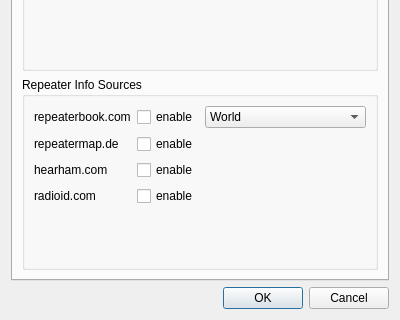
Old version of the form src/settingsdialog.ui in the repository hmatuschek/qdmr; both pictures show x 0 to 400 and y 168 to 488 of the 400 by 488 pixel window.
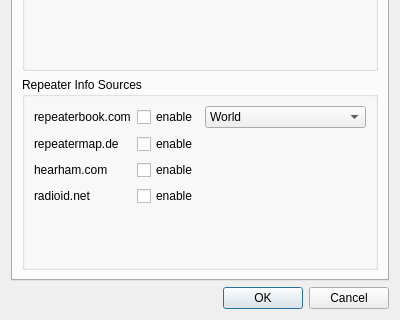
New version of the form.

Commit message: Fix typo: radioid.com is radioid.net (#600)

Diff of the .ui file:
```diff
--- a/src/settingsdialog.ui
+++ b/src/settingsdialog.ui
@@ -138,7 +138,7 @@
           <item row="4" column="0">
            <widget class="QLabel" name="label_18">
             <property name="text">
-             <string notr="true">radioid.com</string>
+             <string notr="true">radioid.net</string>
             </property>
            </widget>
           </item>
```
